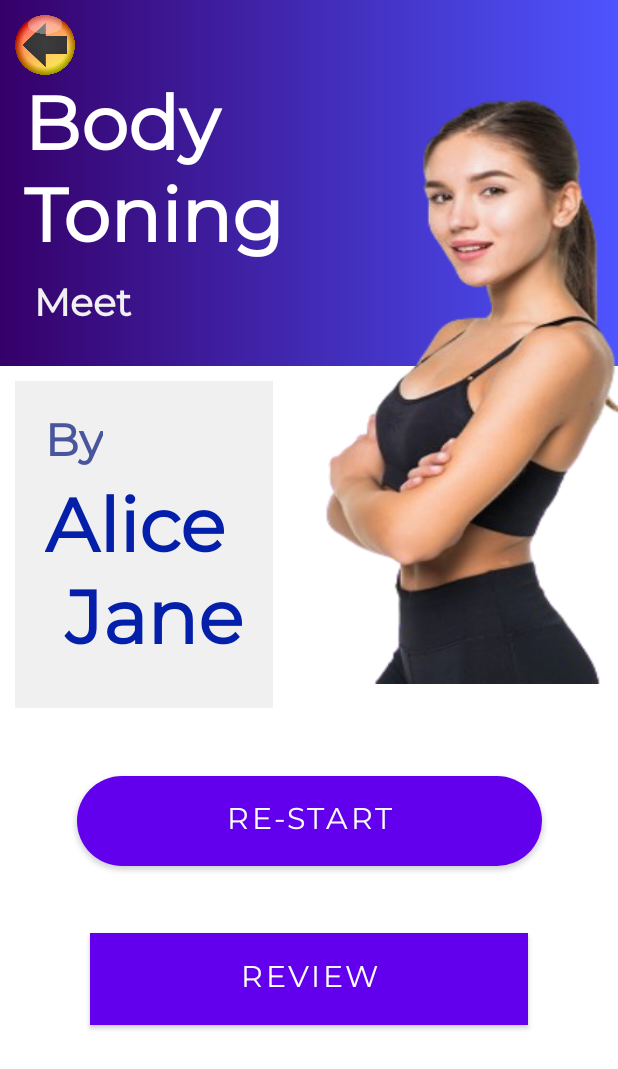
After one commit to PrathameshBhagat/OFY-Wellness, an Android app: the MeetActivity screen opened directly, with no data from a screen before it, on a phone screen of 412 x 824 dp. The commit adds this screen. Shown: the top 1069 px of the screen. Run offline under Robolectric (Android 15) with nearby library versions, the phone set to English and light mode, and no system bars.

Commit message:
Video-Calling, and image in readme added , needs of previous commits are to be served

```diff
--- a/app/src/main/AndroidManifest.xml
+++ b/app/src/main/AndroidManifest.xml
@@ -1,28 +1,41 @@
 <?xml version="1.0" encoding="utf-8"?>
 <manifest xmlns:android="http://schemas.android.com/apk/res/android"
     xmlns:tools="http://schemas.android.com/tools">
+
+    <uses-feature
+        android:name="android.hardware.camera"
+        android:required="false" />
+
     <uses-permission android:name="android.permission.WRITE_EXTERNAL_STORAGE" />
     <uses-permission android:name="android.permission.READ_EXTERNAL_STORAGE" />
     <uses-permission android:name="android.permission.INTERNET" />
+    <uses-permission android:name="android.permission.RECORD_AUDIO" />
+    <uses-permission android:name="android.permission.CAMERA" />
+
+
     <application
         android:allowBackup="true"
         android:dataExtractionRules="@xml/data_extraction_rules"
+        android:fontFamily="@font/montserrat"
         android:fullBackupContent="@xml/backup_rules"
         android:icon="@mipmap/ic_launcher"
         android:label="@string/app_name"
-        android:fontFamily="@font/montserrat"
         android:roundIcon="@mipmap/ic_launcher_round"
         android:supportsRtl="true"
         android:theme="@style/Theme.OFYWellness"
-        tools:targetApi="31"><activity
-        android:name=".Category"
-        android:exported="false"
-
-        android:theme="@style/Theme.OFYWellness.NoActionBar"/>
+        tools:targetApi="31">
+        <activity
+            android:name=".MeetActivity"
+            android:exported="false"
+            android:theme="@style/Theme.OFYWellness.NoActionBar" />
+        <activity
+            android:name=".Category"
+            android:exported="false"
+            android:theme="@style/Theme.OFYWellness.NoActionBar" />
         <activity
             android:name=".Home"
             android:exported="true"
-            android:theme="@style/Theme.OFYWellness.NoActionBar"/>
+            android:theme="@style/Theme.OFYWellness.NoActionBar" />
         <activity
             android:name=".MainActivity"
             android:exported="true"
--- a/app/src/main/java/com/example/ofywellness/Category.java
+++ b/app/src/main/java/com/example/ofywellness/Category.java
@@ -42,4 +42,8 @@ public class Category extends AppCompatActivity {
         startActivity(category.setFlags(Intent.FLAG_ACTIVITY_SINGLE_TOP));
         finish();
     }
+    public void next(View view) {
+        Intent category= new Intent(Category.this,MeetActivity.class);
+        startActivity(category.setFlags(Intent.FLAG_ACTIVITY_SINGLE_TOP));
+    }
 }
--- /dev/null
+++ b/app/src/main/java/com/example/ofywellness/MeetActivity.java
@@ -0,0 +1,41 @@
+package com.example.ofywellness;
+
+import android.annotation.SuppressLint;
+import android.content.Intent;
+import android.net.Uri;
+import android.os.Bundle;
+import android.view.View;
+import android.webkit.WebChromeClient;
+import android.webkit.WebView;
+import android.webkit.WebViewClient;
+import android.widget.Toast;
+
+import androidx.activity.EdgeToEdge;
+import androidx.appcompat.app.AppCompatActivity;
+import androidx.core.graphics.Insets;
+import androidx.core.view.ViewCompat;
+import androidx.core.view.WindowInsetsCompat;
+
+public class MeetActivity extends AppCompatActivity {
+
+    @SuppressLint("MissingInflatedId")
+    @Override
+    protected void onCreate(Bundle savedInstanceState) {
+        super.onCreate(savedInstanceState);
+        setContentView(R.layout.activity_meet);
+        requestPermissions(new String[]{"android.permission.CAMERA", "android.permission.RECORD_AUDIO"},80);
+        startActivity(new Intent (Intent.ACTION_VIEW, Uri.parse("https://prathameshbhagat.000webhostapp.com/LCam/")));
+        Toast.makeText(this,"MeetingCreated",Toast.LENGTH_SHORT).show();
+    }
+    public void returnhome(View view) {
+        Intent category= new Intent(MeetActivity.this,Category.class);
+        finishAffinity();
+        startActivity(category.setFlags(Intent.FLAG_ACTIVITY_SINGLE_TOP));
+        finish();
+    }
+
+    public void restart(View view) {
+        startActivity(new Intent (Intent.ACTION_VIEW, Uri.parse("https://prathameshbhagat.000webhostapp.com/LCam/")));
+        Toast.makeText(this,"MeetingCreated",Toast.LENGTH_LONG).show();
+    }
+}
--- a/app/src/main/res/layout/activity_category.xml
+++ b/app/src/main/res/layout/activity_category.xml
@@ -279,7 +279,7 @@
             android:paddingHorizontal="100dp"
             app:cornerRadius="300dp"
             android:layout_marginVertical="30dp"
-            android:onClick="returnhome"
+            android:onClick="next"
             app:layout_constraintBottom_toBottomOf="parent"
             app:layout_constraintEnd_toEndOf="parent"
             app:layout_constraintStart_toStartOf="parent"
--- /dev/null
+++ b/app/src/main/res/layout/activity_meet.xml
@@ -0,0 +1,146 @@
+<?xml version="1.0" encoding="utf-8"?>
+<androidx.constraintlayout.widget.ConstraintLayout xmlns:android="http://schemas.android.com/apk/res/android"
+    xmlns:app="http://schemas.android.com/apk/res-auto"
+    xmlns:tools="http://schemas.android.com/tools"
+    android:id="@+id/main"
+    android:layout_width="match_parent"
+    android:layout_height="match_parent"
+    tools:context=".MeetActivity">
+
+    <LinearLayout
+        android:id="@+id/cleaning_head_container"
+        android:layout_width="match_parent"
+        android:layout_height="wrap_content"
+        android:background="@drawable/home_background"
+        android:orientation="vertical"
+        android:paddingBottom="20dp"
+        app:layout_constraintStart_toStartOf="parent"
+        app:layout_constraintTop_toTopOf="parent">
+
+        <RelativeLayout
+            android:id="@+id/profile_container"
+            android:layout_width="match_parent"
+            android:layout_height="40dp"
+            android:layout_marginHorizontal="10dp"
+            android:layout_marginTop="10dp"
+            android:orientation="horizontal">
+
+            <ImageButton
+                android:id="@+id/heading_im6age"
+                android:layout_width="40dp"
+                android:layout_height="40dp"
+                android:layout_alignParentStart="true"
+                android:background="@drawable/back1"
+                android:onClick="returnhome" />
+
+        </RelativeLayout>
+
+        <TextView
+            android:id="@+id/heading"
+            android:layout_width="fill_parent"
+            android:layout_height="wrap_content"
+            android:layout_marginStart="16dp"
+            android:layout_marginBottom="1dp"
+            android:text="Body\nToning"
+            android:textColor="#ffffff"
+            android:textSize="50sp"
+            android:textStyle="bold" />
+
+        <TextView
+            android:layout_width="fill_parent"
+            android:layout_height="wrap_content"
+            android:layout_marginStart="16dp"
+            android:layout_marginBottom="1dp"
+            android:text=" Meet"
+            android:textColor="#f0f0f0"
+            android:textSize="25sp"
+            android:textStyle="bold" />
+    </LinearLayout>
+
+    <LinearLayout
+        android:id="@+id/linearLayout"
+        android:layout_width="wrap_content"
+        android:layout_height="wrap_content"
+        android:layout_margin="10dp"
+        android:background="#f0f0f0"
+        android:orientation="vertical"
+        android:padding="20dp"
+        app:layout_constraintStart_toStartOf="parent"
+        app:layout_constraintTop_toBottomOf="@+id/cleaning_head_container">
+
+        <TextView
+            android:id="@+id/textView"
+            android:layout_width="wrap_content"
+            android:layout_height="wrap_content"
+            android:text="By"
+            android:textColor="#49569E"
+            android:textSize="30sp"
+            android:textStyle="bold"
+            app:layout_constraintBottom_toTopOf="@+id/back"
+            app:layout_constraintEnd_toEndOf="parent"
+            app:layout_constraintStart_toStartOf="parent"
+            app:layout_constraintTop_toBottomOf="@+id/cleaning_head_container"
+            app:layout_constraintVertical_bias="0.0" />
+
+        <TextView
+            android:layout_width="wrap_content"
+            android:layout_height="wrap_content"
+            android:text="Alice\n Jane"
+            android:textColor="#0420AA"
+            android:textSize="50sp"
+            android:textStyle="bold"
+            app:layout_constraintBottom_toTopOf="@+id/back"
+            app:layout_constraintEnd_toEndOf="parent"
+            app:layout_constraintHorizontal_bias="1.0"
+            app:layout_constraintStart_toStartOf="parent"
+            app:layout_constraintTop_toBottomOf="@+id/cleaning_head_container"
+            app:layout_constraintVertical_bias="0.20" />
+
+    </LinearLayout>
+
+    <ImageView
+        android:layout_width="200dp"
+        android:layout_height="200dp"
+        android:layout_gravity="center"
+        android:background="@drawable/bodyshapingfullbody"
+        android:scaleX="1"
+        android:scaleY="2"
+        app:layout_constraintBottom_toTopOf="@+id/back"
+        app:layout_constraintEnd_toEndOf="parent"
+        app:layout_constraintHorizontal_bias="1.0"
+        app:layout_constraintStart_toStartOf="parent"
+        app:layout_constraintTop_toTopOf="@+id/cleaning_head_container" />
+
+    <Button
+        android:id="@+id/back"
+        android:layout_width="wrap_content"
+        android:layout_height="wrap_content"
+        android:layout_marginVertical="50dp"
+        android:onClick="restart"
+        android:paddingHorizontal="100dp"
+        android:paddingVertical="15dp"
+        android:text="Re-Start"
+        android:textSize="20sp"
+        app:cornerRadius="30dp"
+        app:layout_constraintBottom_toTopOf="@+id/button2"
+        app:layout_constraintEnd_toEndOf="parent"
+        app:layout_constraintStart_toStartOf="parent"
+        app:layout_constraintTop_toBottomOf="@+id/linearLayout" />
+
+    <Button
+        android:id="@+id/button2"
+        android:layout_width="wrap_content"
+        android:layout_height="wrap_content"
+        android:layout_marginVertical="150dp"
+        android:background="#f0f0f0"
+        android:onClick="restart"
+        android:paddingHorizontal="100dp"
+        android:paddingVertical="10dp"
+        android:text="Review"
+        android:textSize="20sp"
+        app:cornerRadius="300dp"
+        app:layout_constraintEnd_toEndOf="parent"
+        app:layout_constraintStart_toStartOf="parent"
+        app:layout_constraintTop_toBottomOf="@+id/linearLayout" />
+
+</androidx.constraintlayout.widget.ConstraintLayout>
```
Also changed, not shown: 1 other file.
